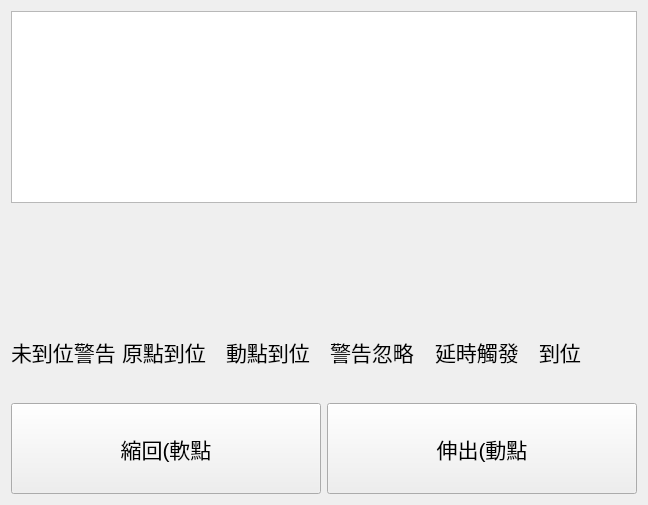
Before: the Qt Designer form bank-view/fronts/frontcylinderpanel.ui in smandyscom/front-base-widget, drawn with Qt 5.
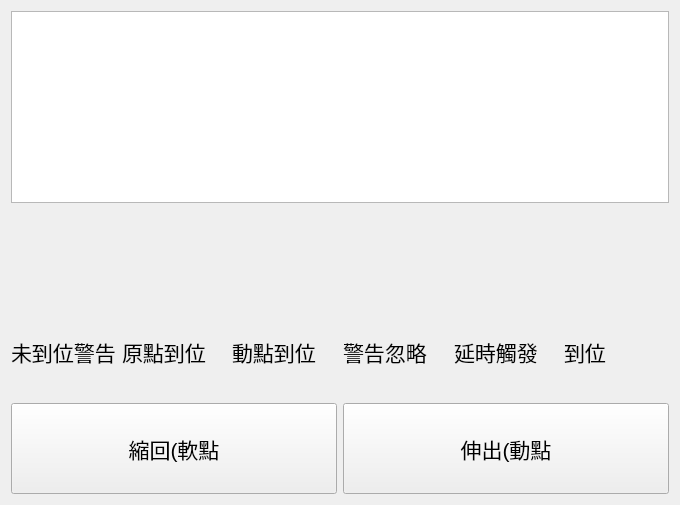
After: the same form once the commit is applied. Custom widgets are drawn as their Qt base class.

Patch:
```diff
--- a/bank-view/fronts/frontcylinderpanel.ui
+++ b/bank-view/fronts/frontcylinderpanel.ui
@@ -6,7 +6,7 @@
    <rect>
     <x>0</x>
     <y>0</y>
-    <width>648</width>
+    <width>680</width>
     <height>505</height>
    </rect>
   </property>
```
